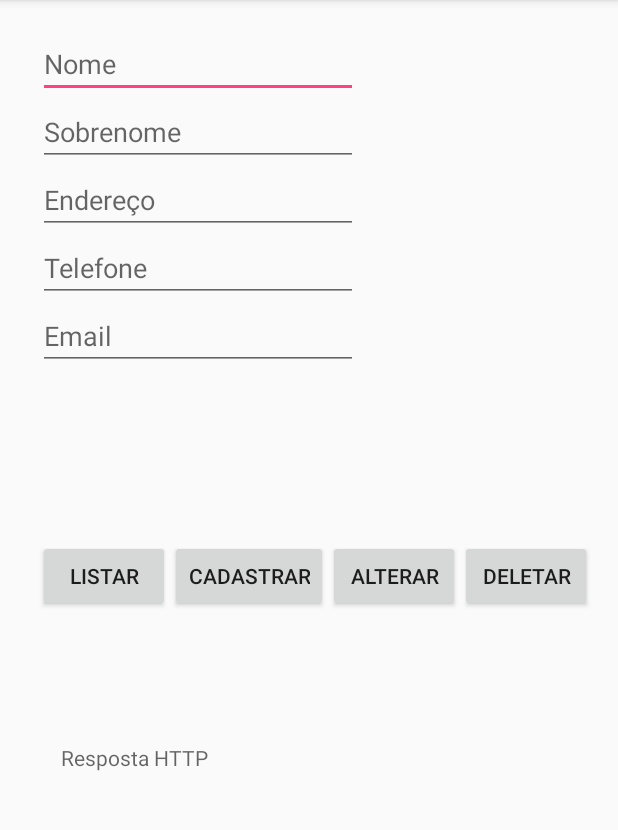
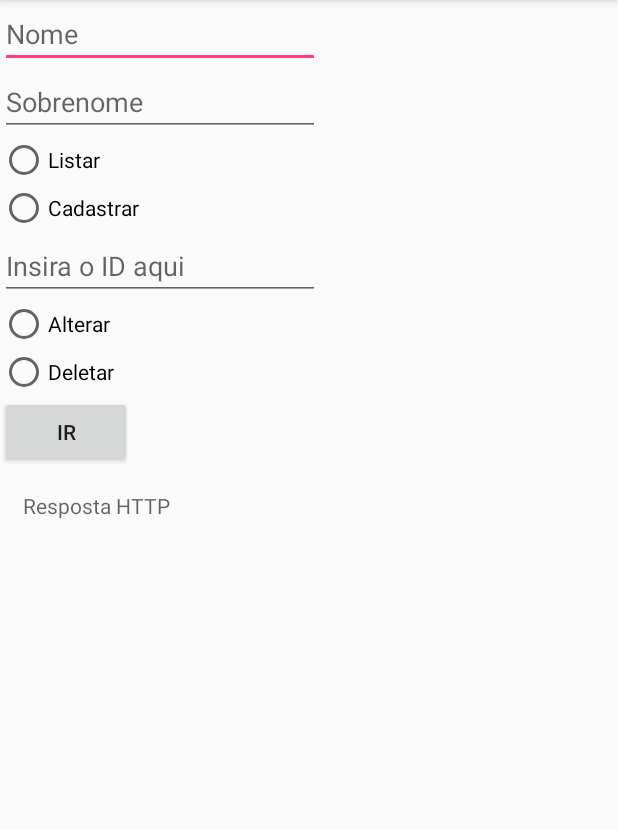
Before and after one commit to Franciuiz/crud_ws, an Android app: the screen it shows after launch (MainActivity), on a phone screen of 412 x 824 dp, the part 84-914 px from its top. Run offline under Robolectric (Android 15) with nearby library versions, the phone set to English and light mode, and no system bars.

Commit message:
Mudança de layout

```diff
--- a/app/src/main/java/com/pos/casa/crud_ws/MainActivity.java
+++ b/app/src/main/java/com/pos/casa/crud_ws/MainActivity.java
@@ -6,8 +6,9 @@ import android.util.Log;
 import android.view.View;
 import android.widget.Button;
 import android.widget.EditText;
+import android.widget.RadioButton;
 import android.widget.TextView;
-
+import android.widget.Toast;
 
 
 import retrofit2.Call;
@@ -25,35 +26,70 @@ public class MainActivity extends AppCompatActivity {
 
         final EditText editTextFirstName = findViewById(R.id.editText1);
         final EditText editTextLastName = findViewById(R.id.editText2);
+        final EditText editTextId = findViewById(R.id.editText3);
 
-        Button buttonListar = findViewById(R.id.bListar);
-        //Button buttonCadastrar = findViewById(R.id.bCadastrar);
-        //Button buttonAlterar = findViewById(R.id.bAlterar);
-        //Button buttonDeletar = findViewById(R.id.bDeletar);
+        final Persons pessoa = new Persons(editTextFirstName.getText().toString(), editTextLastName.getText().toString());
+
+        Button buttonIr = findViewById(R.id.bIr);
+
+        final RadioButton listar = findViewById(R.id.radioButtonListar);
+        final RadioButton cadastrar = findViewById(R.id.radioButtonCadastrar);
+        final RadioButton alterar = findViewById(R.id.radioButtonAlterar);
+        final RadioButton deletar = findViewById(R.id.radioButtonDeletar);
+
 
         final TextView textViewResposta = findViewById(R.id.tResposta);
 
 
-        //@GET ALL Implementação do botao
-        buttonListar.setOnClickListener(new View.OnClickListener() {
+
+        buttonIr.setOnClickListener(new View.OnClickListener() {
             @Override
             public void onClick(View view) {
 
+                //apenas pra inicializar a variavel (nao achei outra forma)
+                Call<Persons> call = new RetrofitConfig().getModelService().getAllPersons();
 
-                Call<Model> call = new RetrofitConfig().getModelService().getAllPersons();
+                if (listar.isChecked()){
 
-                //Call<Model> call = new RetrofitConfig().getModelService().getAllPersons(id.getText().toString());
+                    textViewResposta.setText("listar");
+                    call = new RetrofitConfig().getModelService().getAllPersons();
+
+                }
+                if (cadastrar.isChecked()){
+
+                    textViewResposta.setText("cadastrar");
+                    call = new RetrofitConfig().getModelService().createPerson(pessoa);
+
+                }
+                else if (alterar.isChecked()){
+
+                    textViewResposta.setText("alterar");
+                    call = new RetrofitConfig().getModelService().updatePerson(
+                            editTextId.getText().toString(), pessoa);
+
+                }
+                else if(deletar.isChecked()){
+
+                    textViewResposta.setText("deletar");
+                    call = new RetrofitConfig().getModelService().deletePerson(editTextId.getText().toString());
+
+                }
 
 
-                call.enqueue(new Callback<Model>() {
+                //Call<Persons> call = new RetrofitConfig().getModelService().getAllPersons();
+
+                //Call<Persons> call = new RetrofitConfig().getModelService().getAllPersons(id.getText().toString());
+
+
+                call.enqueue(new Callback<Persons>() {
                     @Override
-                    public void onResponse(Call<Model> call, Response<Model> response) {
-                        Model model = response.body();
-                        textViewResposta.setText(model.toString());
+                    public void onResponse(Call<Persons> call, Response<Persons> response) {
+                        Persons persons = response.body();
+                        textViewResposta.setText(persons.toString());
                     }
 
                     @Override
-                    public void onFailure(Call<Model> call, Throwable t) {
+                    public void onFailure(Call<Persons> call, Throwable t) {
                         Log.e("ModelService   ", "Falha ao buscar" + t.getMessage());
                     }
                 });
--- a/app/src/main/java/com/pos/casa/crud_ws/ModelService.java
+++ b/app/src/main/java/com/pos/casa/crud_ws/ModelService.java
@@ -1,4 +1,6 @@
 package com.pos.casa.crud_ws;
+
+import android.app.Person;
 
 import retrofit2.Call;
 import retrofit2.http.DELETE;
@@ -6,27 +8,25 @@ import retrofit2.http.GET;
 import retrofit2.http.POST;
 import retrofit2.http.PUT;
 import retrofit2.http.Path;
-import retrofit2.http.Query;
 
 public interface ModelService {
 
     //get all
-    @GET("api/v1.0/persons")
-    Call<Model> getAllPersons();
+    @GET("persons")
+    Call<Persons> getAllPersons();
 
     //get passando parametro
-    //@GET("api/v1.0/persons/{id}")
-    //Call<Model> getAllPersons(@Path("id") String p1, String p2);
+    @GET("persons/{id}")
+    Call<Persons> getPersons(@Path("id") String id);
 
-    /*
-    @POST("api/v1.0/{id}/json")
-    Call<Model> createPerson(@Path("id") Model model);
+    @POST("persons")
+    Call<Persons> createPerson(@Path("id") Persons persons);
 
-    @PUT("api/v1.0/{id}/json")
-    Call<Model> updatePerson(@Path("id") Model model);
+    @PUT("persons/{id}")
+    Call<Persons> updatePerson(@Path("id") String id, Persons persons);
 
-    @DELETE("api/v1.0/{id}/json")
-    Call<Model> deletePerson(@Path("id") Model model);
-    */
+    @DELETE("persons/{id}")
+    Call<Persons> deletePerson(@Path("id") String id);
+
 
 }
--- a/app/src/main/java/com/pos/casa/crud_ws/Model.java
+++ b/app/src/main/java/com/pos/casa/crud_ws/Persons.java
@@ -2,8 +2,7 @@ package com.pos.casa.crud_ws;
 
 import com.fasterxml.jackson.annotation.JsonProperty;
 
-public class Model {
-
+public class Persons {
 
     @JsonProperty("firstName")
     private String firstName;
@@ -20,6 +19,10 @@ public class Model {
                 '}';
     }
 
+    public Persons(String firstName, String lastName) {
+        this.firstName = firstName;
+        this.lastName = lastName;
+    }
 
     public String getFirstName() {
         return firstName;
--- a/app/src/main/java/com/pos/casa/crud_ws/RetrofitConfig.java
+++ b/app/src/main/java/com/pos/casa/crud_ws/RetrofitConfig.java
@@ -11,7 +11,7 @@ public class RetrofitConfig {
         this.retrofit = new Retrofit.Builder()
 
                 //Trocar pela url local
-                .baseUrl("http://localhost:8080/")
+                .baseUrl("http://localhost:8080/api/v1.0/")
 
                 .addConverterFactory(JacksonConverterFactory.create())
                 .build();
--- a/app/src/main/res/layout/activity_main.xml
+++ b/app/src/main/res/layout/activity_main.xml
@@ -1,10 +1,10 @@
 <?xml version="1.0" encoding="utf-8"?>
-<RelativeLayout
-    xmlns:android="http://schemas.android.com/apk/res/android"
+<LinearLayout xmlns:android="http://schemas.android.com/apk/res/android"
+    xmlns:app="http://schemas.android.com/apk/res-auto"
     xmlns:tools="http://schemas.android.com/tools"
-    xmlns:app="http://schemas.android.com/apk/res-auto"
     android:layout_width="match_parent"
     android:layout_height="match_parent"
+    android:orientation="vertical"
     tools:context=".MainActivity">
 
     <EditText
@@ -13,9 +13,6 @@
         android:layout_height="wrap_content"
         android:layout_alignParentStart="true"
         android:layout_alignParentTop="true"
-        android:layout_marginStart="25dp"
-        android:layout_marginTop="20dp"
-        android:layout_weight="1"
         android:ems="10"
         android:hint="Nome"
         android:inputType="textPersonName" />
@@ -30,47 +27,58 @@
         android:hint="Sobrenome"
         android:inputType="textPersonName" />
 
+    <RadioGroup
+        android:layout_width="match_parent"
+        android:layout_height="wrap_content">
+
+        <RadioButton
+            android:id="@+id/radioButtonListar"
+            android:layout_width="wrap_content"
+            android:layout_height="wrap_content"
+            android:layout_weight="1"
+            android:text="Listar" />
+
+        <RadioButton
+            android:id="@+id/radioButtonCadastrar"
+            android:layout_width="wrap_content"
+            android:layout_height="wrap_content"
+            android:layout_weight="1"
+            android:text="Cadastrar" />
+
         <EditText
             android:id="@+id/editText3"
             android:layout_width="wrap_content"
             android:layout_height="wrap_content"
-        android:layout_alignStart="@+id/editText1"
-        android:layout_below="@+id/editText2"
+            android:layout_weight="1"
             android:ems="10"
-        android:hint="Endereço"
+            android:hint="Insira o ID aqui"
             android:inputType="textPersonName" />
 
-    <EditText
-        android:id="@+id/editText4"
+        <RadioButton
+            android:id="@+id/radioButtonAlterar"
             android:layout_width="wrap_content"
             android:layout_height="wrap_content"
-        android:layout_alignStart="@+id/editText1"
-        android:layout_below="@+id/editText3"
-        android:ems="10"
-        android:hint="Telefone"
-        android:inputType="textPersonName" />
+            android:layout_weight="1"
+            android:text="Alterar" />
 
-    <EditText
-        android:id="@+id/editText5"
-        android:layout_width="wrap_content"
+        <RadioButton
+            android:id="@+id/radioButtonDeletar"
             android:layout_height="wrap_content"
-        android:layout_alignStart="@+id/editText1"
-        android:layout_below="@+id/editText4"
-        android:ems="10"
-        android:hint="Email"
-        android:inputType="textPersonName" />
+            android:layout_weight="1"
+            android:text="Deletar" />
+    </RadioGroup>
 
     <Button
-        android:id="@+id/bListar"
+        android:id="@+id/bIr"
         android:layout_width="wrap_content"
         android:layout_height="wrap_content"
         android:layout_alignStart="@+id/editText1"
         android:layout_centerVertical="true"
-        android:text="Listar" />
+        android:text="Ir" />
 
     <TextView
         android:id="@+id/tResposta"
-        android:layout_width="360dp"
+        android:layout_width="match_parent"
         android:layout_height="242dp"
         android:layout_alignParentBottom="true"
         android:layout_alignStart="@+id/editText1"
@@ -78,29 +86,4 @@
         android:hint="Resposta HTTP"
         android:padding="15dp" />
 
-    <Button
-        android:id="@+id/bCadastrar"
-        android:layout_width="wrap_content"
-        android:layout_height="wrap_content"
-        android:layout_centerVertical="true"
-        android:layout_toEndOf="@+id/bListar"
-        android:text="Cadastrar" />
-
-    <Button
-        android:id="@+id/bAlterar"
-        android:layout_width="wrap_content"
-        android:layout_height="wrap_content"
-        android:layout_centerVertical="true"
-        android:layout_toEndOf="@+id/bCadastrar"
-        android:text="Alterar" />
-
-    <Button
-        android:id="@+id/bDeletar"
-        android:layout_width="wrap_content"
-        android:layout_height="wrap_content"
-        android:layout_centerVertical="true"
-        android:layout_toEndOf="@+id/bAlterar"
-        android:text="Deletar" />
-
-</RelativeLayout
-   >
+</LinearLayout>
```
Lines whose indentation alone changed are shown as unchanged.
